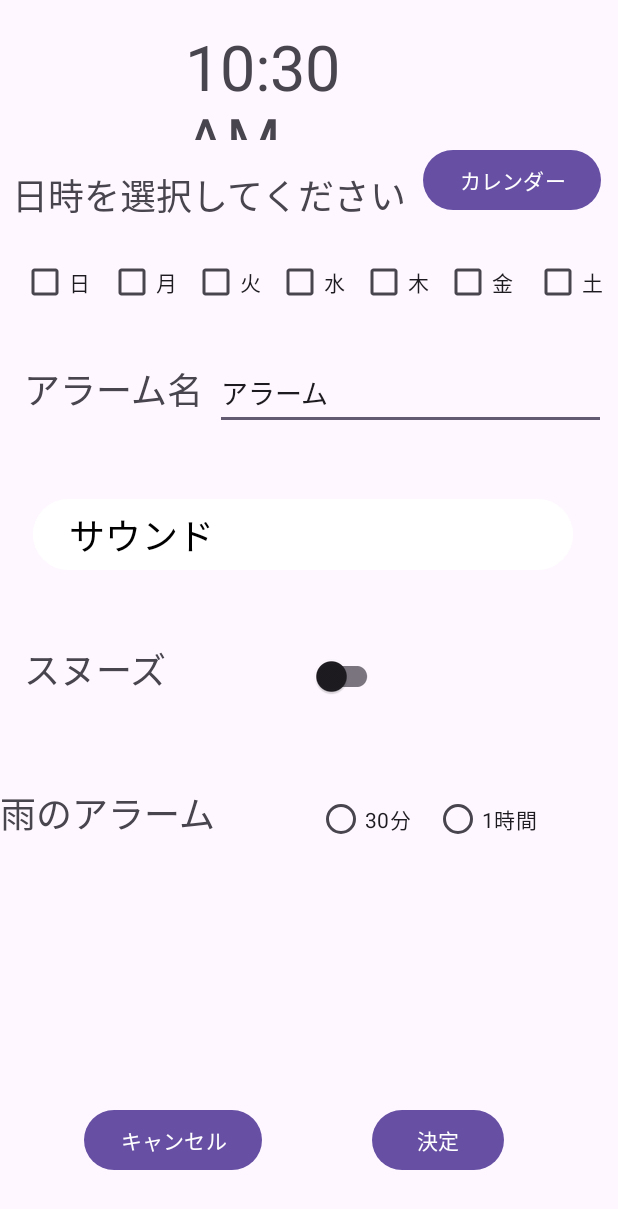
After one commit to itc-s22001/PBL, an Android app: the layout activity_setting.xml on its own in the app's theme, with its tools: preview values and no code run, on a phone screen of 412 x 824 dp. The commit adds this screen. Shown: the top 1209 px of the screen. Run offline under Robolectric (Android 15) with nearby library versions, the phone set to English and light mode, and no system bars.

Commit message:
カレンダー機能と選択した日付をTextViewに表示が出来た。

```diff
--- a/app/src/main/AndroidManifest.xml
+++ b/app/src/main/AndroidManifest.xml
@@ -13,6 +13,9 @@
         android:theme="@style/Theme.PBL"
         tools:targetApi="31">
         <activity
+            android:name=".SettingActivity"
+            android:exported="false" />
+        <activity
             android:name=".MainActivity"
             android:exported="true">
             <intent-filter>
--- a/app/src/main/java/jp/ac/it_college/std/s22001/pbl/MainActivity.kt
+++ b/app/src/main/java/jp/ac/it_college/std/s22001/pbl/MainActivity.kt
@@ -1,11 +1,25 @@
 package jp.ac.it_college.std.s22001.pbl
 
+import android.content.Intent
 import androidx.appcompat.app.AppCompatActivity
 import android.os.Bundle
+import android.view.View
+import androidx.fragment.app.DialogFragment
 
 class MainActivity : AppCompatActivity() {
     override fun onCreate(savedInstanceState: Bundle?) {
         super.onCreate(savedInstanceState)
         setContentView(R.layout.activity_main)
+//        setContentView(R.layout.activity_setting)
+
+        val intentSetting = Intent(
+            this@MainActivity,
+            SettingActivity::class.java
+        )
+        startActivity(intentSetting)
     }
+//    fun onClickEvent(view: View) {
+//        val dialog: DialogFragment = showDialogFragment()
+//        dialog.show(supportFragmentManager, "DialogFragment")
+//    }
 }
--- /dev/null
+++ b/app/src/main/java/jp/ac/it_college/std/s22001/pbl/SettingActivity.kt
@@ -0,0 +1,87 @@
+package jp.ac.it_college.std.s22001.pbl
+
+import android.app.DatePickerDialog
+import androidx.appcompat.app.AppCompatActivity
+import android.os.Bundle
+import android.view.View
+import android.widget.EditText
+import android.widget.TextView
+import jp.ac.it_college.std.s22001.pbl.databinding.ActivitySettingBinding
+import java.util.Calendar
+
+class SettingActivity : AppCompatActivity() {
+    private lateinit var binding: ActivitySettingBinding
+
+    lateinit var datePickerDialog: DatePickerDialog
+
+    var week_name = arrayOf(
+        "（日）", "（月）", "（火）", "（水）",
+        "（木）", "（金）", "（土）"
+    )
+    //日付設定時のリスナ登録
+    val dateSetListener =
+        DatePickerDialog.OnDateSetListener { datePicker, year, monthOfYear, dayOfMonth ->
+            val cal = Calendar.getInstance()
+            cal.set(year, monthOfYear, dayOfMonth);
+            var _weekInt = cal.get(Calendar.DAY_OF_WEEK) - 1
+            var _monthOfYear = monthOfYear + 1
+            binding.textView.setText("$year 年 $_monthOfYear 月 $dayOfMonth 日" + week_name[_weekInt])
+        }
+    override fun onCreate(savedInstanceState: Bundle?) {
+        super.onCreate(savedInstanceState)
+        binding = ActivitySettingBinding.inflate(layoutInflater)
+        setContentView(binding.root)
+
+        val listener = HelloListener()
+
+        binding.checkBox.setOnClickListener(listener)
+
+        // 戻るボタンをタップしたときの処理
+        binding.button3.setOnClickListener {
+            finish()
+        }
+        //日付を選択するカレンダーを表示
+        binding.button4.setOnClickListener {
+            //日付情報の初期設定
+            val calendar: Calendar = Calendar.getInstance()
+            val year: Int = calendar.get(Calendar.YEAR)
+            val monthOfYear: Int = calendar.get(Calendar.MONTH)
+            val dayOfMonth: Int = calendar.get(Calendar.DAY_OF_MONTH)
+
+            //日付設定ダイアログの作成
+            datePickerDialog =
+                DatePickerDialog(this, dateSetListener, year, monthOfYear, dayOfMonth)
+
+            //日付設定ダイアログの表示
+            datePickerDialog.show()
+        }
+    }
+
+    private inner class HelloListener : View.OnClickListener {
+        override fun onClick(v: View?) {
+            val input = findViewById<EditText>(R.id.etName)
+
+            val output = findViewById<TextView>(R.id.tvOutput)
+
+            val inputStr = input.text.toString()
+
+//            output.text = "${inputStr}"
+
+        }
+    }
+
+//    class showDialogFragment() : DialogFragment() {
+//        override fun onCreateDialog(savedInstanceState: Bundle?): Dialog {
+//            val dialog = Dialog((activity as Context?)!!)
+//            // タイトル非表示
+//            dialog.window!!.requestFeature(Window.FEATURE_NO_TITLE)
+//            // フルスクリーン
+//            dialog.window!!.setFlags(
+//                WindowManager.LayoutParams.FLAG_FULLSCREEN,
+//                WindowManager.LayoutParams.FLAG_LAYOUT_IN_SCREEN
+//            )
+//            dialog.setContentView(R.layout.activity_setting)
+//            return dialog
+//        }
+//    }
+}
--- /dev/null
+++ b/app/src/main/res/layout/activity_setting.xml
@@ -0,0 +1,230 @@
+<?xml version="1.0" encoding="utf-8"?>
+<androidx.constraintlayout.widget.ConstraintLayout xmlns:android="http://schemas.android.com/apk/res/android"
+    xmlns:app="http://schemas.android.com/apk/res-auto"
+    xmlns:tools="http://schemas.android.com/tools"
+    android:layout_width="match_parent"
+    android:layout_height="match_parent"
+    tools:context=".SettingActivity">
+
+
+    <DigitalClock
+        android:id="@+id/textClock"
+        android:layout_width="170dp"
+        android:layout_height="77dp"
+        android:layout_marginTop="16dp"
+        android:textSize="42dp"
+        app:layout_constraintEnd_toEndOf="parent"
+        app:layout_constraintHorizontal_bias="0.51"
+        app:layout_constraintStart_toStartOf="parent"
+        app:layout_constraintTop_toTopOf="parent" />
+
+    <TextView
+        android:id="@+id/tvOutput"
+        android:layout_width="wrap_content"
+        android:layout_height="wrap_content"
+        android:layout_marginStart="16dp"
+        android:layout_marginTop="148dp"
+        android:text="@string/alarm_title"
+        android:textSize="24sp"
+        app:layout_constraintStart_toStartOf="parent"
+        app:layout_constraintTop_toBottomOf="@+id/textClock" />
+
+    <EditText
+        android:id="@+id/etName"
+        android:layout_width="0dp"
+        android:layout_height="wrap_content"
+        android:layout_marginStart="8dp"
+        android:layout_marginEnd="8dp"
+        android:hint="@string/alarm_title"
+        android:importantForAutofill="no"
+        android:inputType="text"
+        android:minHeight="48dp"
+        app:layout_constraintBaseline_toBaselineOf="@+id/tvOutput"
+        app:layout_constraintEnd_toEndOf="parent"
+        app:layout_constraintHorizontal_bias="0.0"
+        app:layout_constraintStart_toEndOf="@+id/tvOutput"
+        tools:text="アラーム" />
+
+
+    <Button
+        android:id="@+id/button"
+        android:layout_width="360dp"
+        android:layout_height="55dp"
+        android:layout_marginTop="36dp"
+        android:backgroundTint="#FFFFFF"
+        android:gravity="start"
+        android:minHeight="48dp"
+        android:text="@string/sound"
+        android:textColor="@color/black"
+        android:textSize="24sp"
+        app:layout_constraintBottom_toTopOf="@+id/switchMaterial"
+        app:layout_constraintEnd_toEndOf="parent"
+        app:layout_constraintHorizontal_bias="0.421"
+        app:layout_constraintStart_toStartOf="parent"
+        app:layout_constraintTop_toBottomOf="@+id/etName"
+        app:layout_constraintVertical_bias="0.122" />
+
+    <TextView
+        android:id="@+id/textView2"
+        android:layout_width="wrap_content"
+        android:layout_height="wrap_content"
+        android:layout_marginStart="16dp"
+        android:layout_marginTop="44dp"
+        android:text="@string/snooze"
+        android:textSize="24sp"
+        app:layout_constraintStart_toStartOf="parent"
+        app:layout_constraintTop_toBottomOf="@+id/button" />
+
+    <TextView
+        android:id="@+id/textView3"
+        android:layout_width="wrap_content"
+        android:layout_height="wrap_content"
+        android:layout_marginTop="60dp"
+        android:text="@string/weather_alarm"
+        android:textSize="24sp"
+        app:layout_constraintStart_toStartOf="parent"
+        app:layout_constraintTop_toBottomOf="@+id/textView2" />
+
+    <com.google.android.material.switchmaterial.SwitchMaterial
+        android:id="@+id/switchMaterial"
+        android:layout_width="wrap_content"
+        android:layout_height="wrap_content"
+        android:layout_marginStart="96dp"
+        android:minHeight="48dp"
+        app:layout_constraintBaseline_toBaselineOf="@+id/textView2"
+        app:layout_constraintStart_toEndOf="@+id/textView2" />
+
+    <Button
+        android:id="@+id/button2"
+        android:layout_width="wrap_content"
+        android:layout_height="wrap_content"
+        android:layout_marginEnd="76dp"
+        android:layout_marginBottom="40dp"
+        android:text="@string/decision"
+        app:layout_constraintBottom_toBottomOf="parent"
+        app:layout_constraintEnd_toEndOf="parent" />
+
+    <RadioButton
+        android:layout_width="wrap_content"
+        android:layout_height="wrap_content"
+        android:text="@string/rd_hour"
+        app:layout_constraintBaseline_toBaselineOf="@+id/radioButton"
+        app:layout_constraintEnd_toEndOf="parent"
+        app:layout_constraintHorizontal_bias="0.223"
+        app:layout_constraintStart_toEndOf="@+id/radioButton" />
+
+    <RadioButton
+        android:id="@+id/radioButton"
+        android:layout_width="wrap_content"
+        android:layout_height="wrap_content"
+        android:layout_marginStart="68dp"
+        android:text="@string/rd_half"
+        app:layout_constraintBaseline_toBaselineOf="@+id/textView3"
+        app:layout_constraintStart_toEndOf="@+id/textView3" />
+
+    <Button
+        android:id="@+id/button3"
+        android:layout_width="wrap_content"
+        android:layout_height="wrap_content"
+        android:layout_marginStart="56dp"
+        android:layout_marginBottom="40dp"
+        android:text="@string/cancel"
+        app:layout_constraintBottom_toBottomOf="parent"
+        app:layout_constraintStart_toStartOf="parent" />
+
+    <CheckBox
+        android:id="@+id/checkBox"
+        android:layout_width="wrap_content"
+        android:layout_height="wrap_content"
+        android:layout_marginStart="8dp"
+        android:layout_marginTop="164dp"
+        android:layout_marginEnd="8dp"
+        android:text="@string/sunday"
+        app:layout_constraintEnd_toStartOf="@+id/checkBox2"
+        app:layout_constraintHorizontal_bias="0.727"
+        app:layout_constraintStart_toStartOf="parent"
+        app:layout_constraintTop_toTopOf="parent" />
+
+    <CheckBox
+        android:id="@+id/checkBox2"
+        android:layout_width="wrap_content"
+        android:layout_height="wrap_content"
+        android:layout_marginTop="164dp"
+        android:layout_marginEnd="8dp"
+        android:text="@string/monday"
+        app:layout_constraintEnd_toStartOf="@+id/checkBox3"
+        app:layout_constraintTop_toTopOf="parent" />
+
+    <CheckBox
+        android:id="@+id/checkBox3"
+        android:layout_width="wrap_content"
+        android:layout_height="wrap_content"
+        android:layout_marginTop="164dp"
+        android:layout_marginEnd="8dp"
+        android:text="@string/tuesday"
+        app:layout_constraintEnd_toStartOf="@+id/checkBox4"
+        app:layout_constraintTop_toTopOf="parent" />
+
+    <CheckBox
+        android:id="@+id/checkBox4"
+        android:layout_width="wrap_content"
+        android:layout_height="wrap_content"
+        android:layout_marginTop="164dp"
+        android:layout_marginEnd="8dp"
+        android:text="@string/wednesday"
+        app:layout_constraintEnd_toStartOf="@+id/checkBox5"
+        app:layout_constraintTop_toTopOf="parent" />
+
+    <CheckBox
+        android:id="@+id/checkBox5"
+        android:layout_width="wrap_content"
+        android:layout_height="wrap_content"
+        android:layout_marginTop="164dp"
+        android:layout_marginEnd="8dp"
+        android:text="@string/thursday"
+        app:layout_constraintEnd_toStartOf="@+id/checkBox6"
+        app:layout_constraintTop_toTopOf="parent" />
+
+    <CheckBox
+        android:id="@+id/checkBox6"
+        android:layout_width="wrap_content"
+        android:layout_height="wrap_content"
+        android:layout_marginTop="164dp"
+        android:layout_marginEnd="12dp"
+        android:text="@string/friday"
+        app:layout_constraintEnd_toStartOf="@+id/checkBox7"
+        app:layout_constraintTop_toTopOf="parent" />
+
+    <CheckBox
+        android:id="@+id/checkBox7"
+        android:layout_width="wrap_content"
+        android:layout_height="wrap_content"
+        android:layout_marginTop="164dp"
+        android:layout_marginEnd="8dp"
+        android:text="@string/saturday"
+        app:layout_constraintEnd_toEndOf="parent"
+        app:layout_constraintTop_toTopOf="parent" />
+
+    <TextView
+        android:id="@+id/textView"
+        android:layout_width="wrap_content"
+        android:layout_height="wrap_content"
+        android:layout_marginStart="8dp"
+        android:layout_marginTop="112dp"
+        android:text="日時を選択してください"
+        android:textSize="24sp"
+        app:layout_constraintStart_toStartOf="parent"
+        app:layout_constraintTop_toTopOf="parent" />
+
+    <Button
+        android:id="@+id/button4"
+        android:layout_width="wrap_content"
+        android:layout_height="wrap_content"
+        android:layout_marginTop="96dp"
+        android:text="カレンダー"
+        app:layout_constraintEnd_toEndOf="parent"
+        app:layout_constraintStart_toEndOf="@+id/textView"
+        app:layout_constraintTop_toTopOf="parent" />
+
+
+</androidx.constraintlayout.widget.ConstraintLayout>
--- a/app/src/main/res/values/strings.xml
+++ b/app/src/main/res/values/strings.xml
@@ -1,3 +1,18 @@
 <resources>
-    <string name="app_name">PBL</string>
+    <string name="app_name">pbl</string>
+    <string name="sunday">日</string>
+    <string name="monday">月</string>
+    <string name="tuesday">火</string>
+    <string name="wednesday">水</string>
+    <string name="thursday">木</string>
+    <string name="friday">金</string>
+    <string name="saturday">土</string>
+    <string name="rd_hour">1時間</string>
+    <string name="rd_half">30分</string>
+    <string name="sound">サウンド</string>
+    <string name="snooze">スヌーズ</string>
+    <string name="weather_alarm">雨のアラーム</string>
+    <string name="alarm_title">アラーム名</string>
+    <string name="decision">決定</string>
+    <string name="cancel">キャンセル</string>
 </resources>
```
